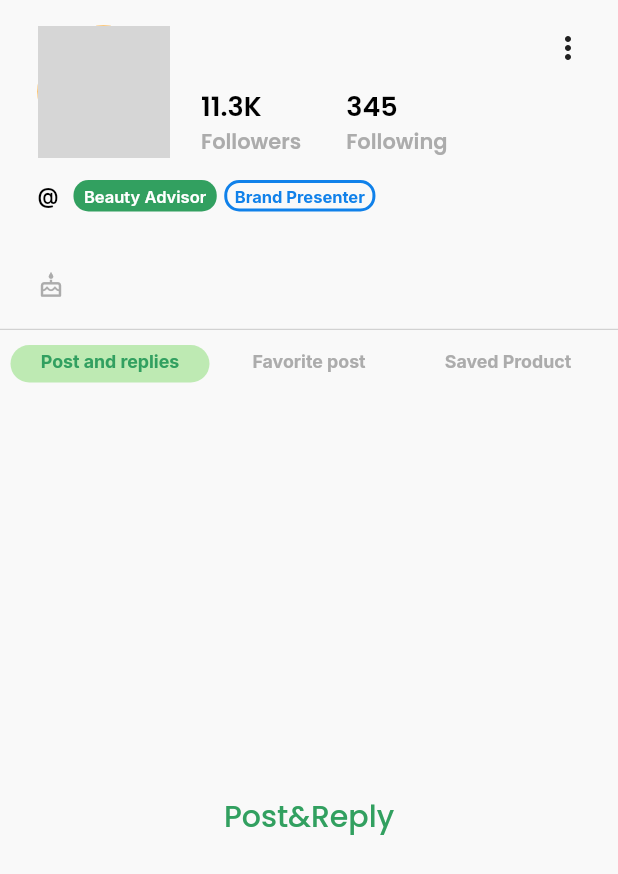
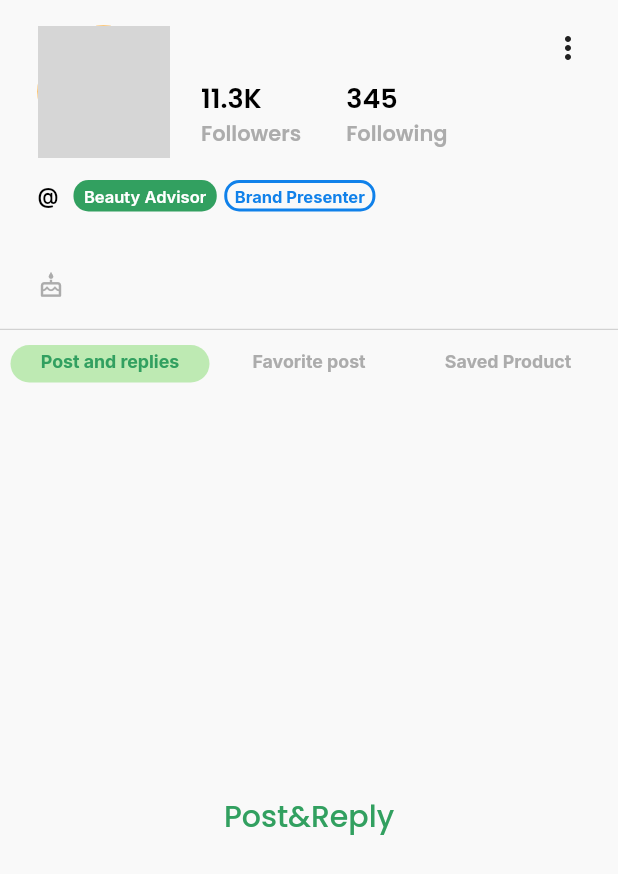
Before and after one commit to FlorxyTeam/Florxy, a Flutter app: the ProfilePage screen opened directly, on a phone screen of 412 x 824 dp. Shown: the top 874 px of the screen. Run offline on Flutter 3.47's test engine with Material 2 defaults, Android fonts, the phone set to English and light mode, and no system bars; our stand-ins replace boxicons, custom_navigation_bar, flutter_secure_storage, flutter_typeahead, google_fonts, image_picker and 1 more; missing offline and left inert: flutter_linear_datepicker, slide_popup_dialog_null_safety; accounts and stored records are empty; network calls fail; grey boxes are pictures that could not be loaded.

Commit message:
Profile fixed

```diff
--- a/lib/pages/profilepage.dart
+++ b/lib/pages/profilepage.dart
@@ -163,11 +163,12 @@ class _ProfilePageState extends State<ProfilePage> {
                       ),
                     ),
                     Padding(
-                      padding: const EdgeInsets.only(left: 21, top: 10),
+                      padding: const EdgeInsets.only(left: 21, top: 5,bottom: 5),
                       child: Row(
 
                         children: [
                           Column(
+
                             crossAxisAlignment: CrossAxisAlignment.start,
                             children: [
                               Poppins(
```
Also changed, not shown: 3 other files.
